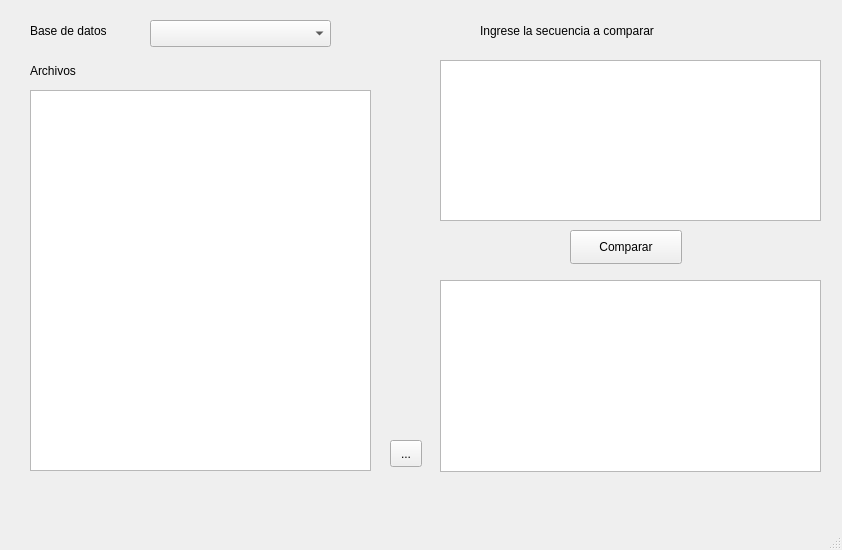
Above: View/compareView.ui from PaulaV22/Haplotypes before the change. Below: the same form after it.
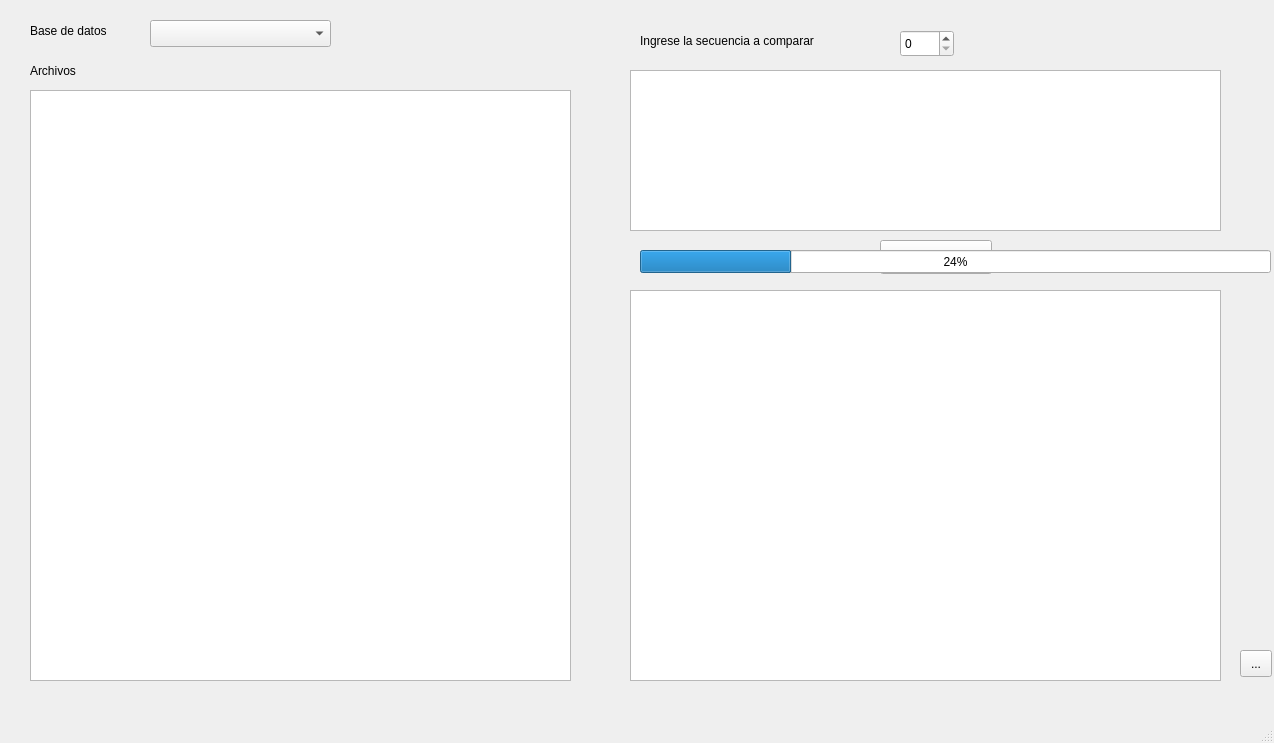
That is the form after the change.

Commit message: Codigo acomodado pre threads

What changed in the file:
```diff
--- a/View/compareView.ui
+++ b/View/compareView.ui
@@ -6,8 +6,8 @@
    <rect>
     <x>0</x>
     <y>0</y>
-    <width>842</width>
-    <height>550</height>
+    <width>1274</width>
+    <height>743</height>
    </rect>
   </property>
   <property name="windowTitle">
@@ -53,9 +53,9 @@
    <widget class="QPlainTextEdit" name="sequenceInput">
     <property name="geometry">
      <rect>
-      <x>440</x>
-      <y>60</y>
-      <width>381</width>
+      <x>630</x>
+      <y>70</y>
+      <width>591</width>
       <height>161</height>
      </rect>
     </property>
@@ -63,8 +63,8 @@
    <widget class="QLabel" name="label">
     <property name="geometry">
      <rect>
-      <x>480</x>
-      <y>20</y>
+      <x>640</x>
+      <y>30</y>
       <width>251</width>
       <height>21</height>
      </rect>
@@ -76,8 +76,8 @@
    <widget class="QPushButton" name="buttonCompare">
     <property name="geometry">
      <rect>
-      <x>570</x>
-      <y>230</y>
+      <x>880</x>
+      <y>240</y>
       <width>112</width>
       <height>34</height>
      </rect>
@@ -89,18 +89,18 @@
    <widget class="QTableView" name="tableResults">
     <property name="geometry">
      <rect>
-      <x>440</x>
-      <y>280</y>
-      <width>381</width>
-      <height>192</height>
+      <x>630</x>
+      <y>290</y>
+      <width>591</width>
+      <height>391</height>
      </rect>
     </property>
    </widget>
    <widget class="QToolButton" name="buttonDownload">
     <property name="geometry">
      <rect>
-      <x>390</x>
-      <y>440</y>
+      <x>1240</x>
+      <y>650</y>
       <width>32</width>
       <height>27</height>
      </rect>
@@ -114,11 +114,34 @@
      <rect>
       <x>30</x>
       <y>90</y>
-      <width>341</width>
-      <height>381</height>
+      <width>541</width>
+      <height>591</height>
      </rect>
     </property>
    </widget>
+   <widget class="QSpinBox" name="resultLenghtSpin">
+    <property name="geometry">
+     <rect>
+      <x>900</x>
+      <y>30</y>
+      <width>54</width>
+      <height>27</height>
+     </rect>
+    </property>
+   </widget>
+   <widget class="QProgressBar" name="progressBar">
+    <property name="geometry">
+     <rect>
+      <x>640</x>
+      <y>250</y>
+      <width>631</width>
+      <height>23</height>
+     </rect>
+    </property>
+    <property name="value">
+     <number>24</number>
+    </property>
+   </widget>
   </widget>
   <widget class="QMenuBar" name="menubar">
    <property name="geometry">
```
Left out of the diff: 2 changed lines with no effect on the pictures. The commit also changes 2 other files.
